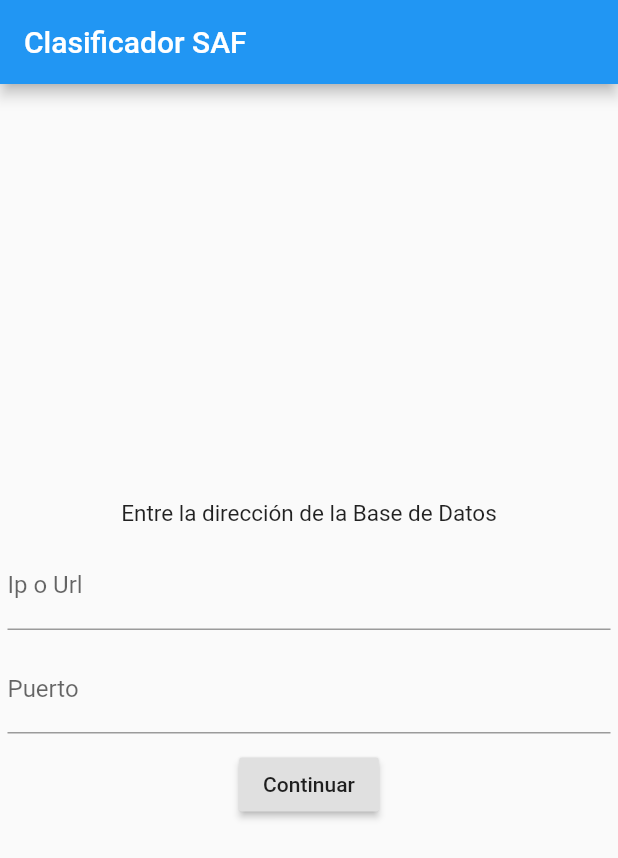
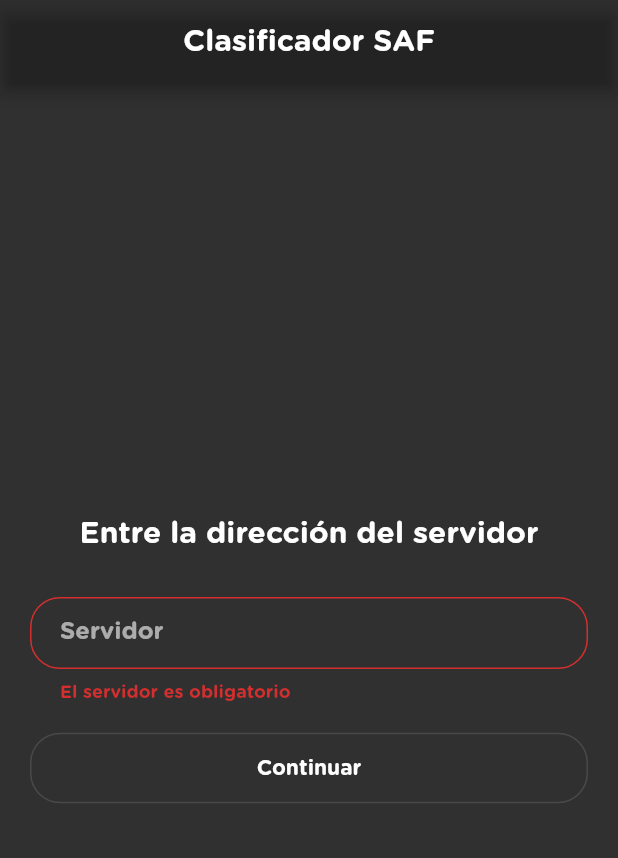
Before and after one commit to cbermudez97/uhsafclassifier, a Flutter app: the screen it shows after launch, after a tap on "Continuar", on a phone screen of 412 x 824 dp. Shown: the top 858 px of the screen. Run offline on Flutter 3.47's test engine with Material 2 defaults, Android fonts, the phone set to English and light mode, and no system bars; our stand-ins replace dio, equatable, flutter_bloc; generated files the repository leaves out were written again.

```diff
--- a/lib/main.dart
+++ b/lib/main.dart
@@ -1,91 +1,102 @@
+import 'dart:developer';
+
 import 'package:flutter/material.dart';
+import 'package:safclassifier/widgets/widgets.dart';
 
 void main() {
-  runApp(MyApp());
+  runApp(App());
 }
 
-class MyApp extends StatelessWidget {
-  // This widget is the root of your application.
+class App extends StatelessWidget {
   @override
   Widget build(BuildContext context) {
     return MaterialApp(
       title: 'Clasificador SAF',
       theme: ThemeData(
-        primarySwatch: Colors.blue,
+        brightness: Brightness.dark,
+        accentColor: Colors.white,
         visualDensity: VisualDensity.adaptivePlatformDensity,
+        fontFamily: 'GothamRounded',
       ),
-      home: MyHomePage(title: 'Clasificador SAF'),
+      home: HomePage(title: 'Clasificador SAF'),
     );
   }
 }
 
-class MyHomePage extends StatefulWidget {
-  MyHomePage({Key key, this.title}) : super(key: key);
+class HomePage extends StatelessWidget {
+  final String title;
+  final keyForm = GlobalKey<FormState>();
+  final controller = TextEditingController();
 
-  final String title;
-
-  @override
-  _MyHomePageState createState() => _MyHomePageState();
-}
-
-class _MyHomePageState extends State<MyHomePage> {
-  String ip;
-  String port;
+  HomePage({Key key, this.title}) : super(key: key);
 
   @override
   Widget build(BuildContext context) {
     return Scaffold(
       appBar: AppBar(
-        title: Text(widget.title),
+        title: Text(title),
+        centerTitle: true,
+        backgroundColor: Colors.transparent,
       ),
       body: Center(
+        child: Form(
+          key: keyForm,
           child: Column(
             crossAxisAlignment: CrossAxisAlignment.center,
             mainAxisAlignment: MainAxisAlignment.center,
             children: <Widget>[
-            Padding(
-              padding: const EdgeInsets.all(5.0),
+              Container(
+                margin: EdgeInsets.symmetric(horizontal: 20, vertical: 10),
                 child: Text(
-                'Entre la dirección de la Base de Datos',
-                style: TextStyle(
-                  fontSize: 15,
+                  'Entre la dirección del servidor',
+                  style: Theme.of(context).primaryTextTheme.headline6,
                 ),
               ),
-            ),
-            Padding(
-              padding: EdgeInsets.all(5),
-              child: TextField(
-                decoration: InputDecoration(
-                  labelText: 'Ip o Url',
-                ),
-                onChanged: (value) {
-                  ip = value;
+              Container(
+                margin: EdgeInsets.symmetric(horizontal: 20, vertical: 10),
+                child: SAFTextField(
+                  label: 'Servidor',
+                  hint: 'http://localhost:8000',
+                  controller: controller,
+                  keyboardType: TextInputType.url,
+                  validator: (value) {
+                    if (value == null || value.isEmpty) {
+                      return 'El servidor es obligatorio';
+                    }
+                    return null;
                   },
                 ),
               ),
-            Padding(
-              padding: EdgeInsets.all(5),
-              child: TextField(
-                decoration: InputDecoration(
-                  labelText: 'Puerto',
+              Container(
+                margin: EdgeInsets.symmetric(horizontal: 20, vertical: 10),
+                child: Row(
+                  children: [
+                    Expanded(
+                      child: OutlineButton(
+                        shape: RoundedRectangleBorder(
+                          borderRadius: BorderRadius.circular(20),
                         ),
-                onChanged: (value) {
-                  port = value;
-                },
+                        child: Container(
+                          padding: EdgeInsets.symmetric(
+                            vertical: 15,
+                            horizontal: 20,
                           ),
+                          child: Text('Continuar'),
                         ),
-            Padding(
-              padding: EdgeInsets.all(5),
-              child: RaisedButton(
-                child: Text('Continuar'),
-                onPressed: () {
-                  print('Moving to new page with ip=$ip and port=$port');
+                        onPressed: () async {
+                          if (keyForm.currentState.validate()) {
+                            log('Moving to new page with host=${controller.text}');
+                          }
                         },
                       ),
                     ),
                   ],
                 ),
               ),
+            ],
+          ),
+        ),
+      ),
     );
   }
 }
--- /dev/null
+++ b/lib/widgets/saf_text_field.dart
@@ -0,0 +1,44 @@
+import 'package:flutter/material.dart';
+
+class SAFTextField extends StatelessWidget {
+  final String label;
+  final String hint;
+  final TextEditingController controller;
+  final FormFieldValidator<String> validator;
+  final TextInputType keyboardType;
+  final int minLines;
+  final int maxLines;
+
+  const SAFTextField({
+    Key key,
+    @required this.label,
+    @required this.controller,
+    this.hint,
+    this.validator,
+    this.keyboardType = TextInputType.text,
+    this.minLines,
+    this.maxLines,
+  }) : super(key: key);
+
+  @override
+  Widget build(BuildContext context) {
+    return Container(
+      margin: EdgeInsets.only(top: 10),
+      child: TextFormField(
+        minLines: minLines,
+        maxLines: maxLines,
+        keyboardType: keyboardType,
+        decoration: InputDecoration(
+          labelText: label,
+          hintText: hint,
+          contentPadding: EdgeInsets.fromLTRB(20, 10, 20, 10),
+          border: OutlineInputBorder(
+            borderRadius: BorderRadius.circular(20),
+          ),
+        ),
+        controller: controller,
+        validator: validator,
+      ),
+    );
+  }
+}
--- /dev/null
+++ b/lib/widgets/widgets.dart
@@ -0,0 +1 @@
+export 'saf_text_field.dart';
```
Also changed, not shown: pubspec.yaml (+8 -56 lines), assets/fonts/gotham-bold.otf (added), assets/fonts/gotham-book.otf (added), assets/fonts/gotham-light.otf (added), assets/fonts/gotham-medium.otf (added). Lines whose indentation alone changed are shown as unchanged.
